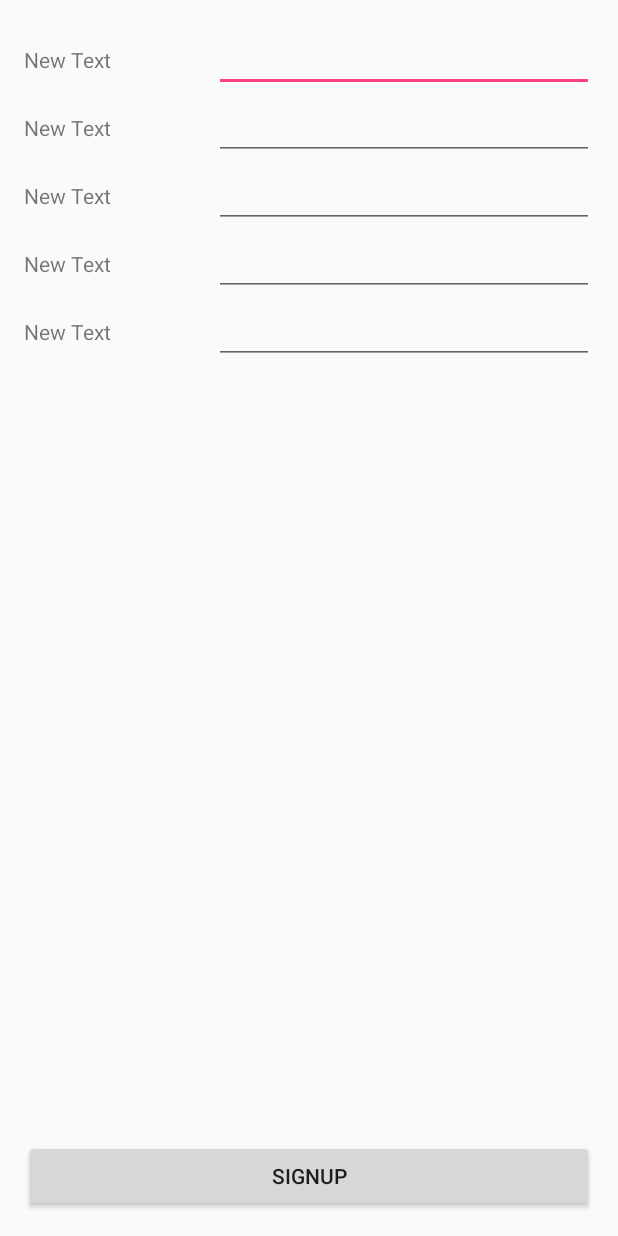
After one commit to wannachatnaja/PJ-Restaurant, an Android app: the SignUpActivity screen opened directly, with no data from a screen before it, on a phone screen of 412 x 824 dp. The commit adds this screen. Run offline under Robolectric (Android 15) with nearby library versions, the phone set to English and light mode, and no system bars.

Commit message:
ออกแบบ signup finish

```diff
--- a/app/src/main/AndroidManifest.xml
+++ b/app/src/main/AndroidManifest.xml
@@ -17,6 +17,8 @@
                 <category android:name="android.intent.category.LAUNCHER" />
             </intent-filter>
         </activity>
+        <activity android:name=".OrderActivity" />
+        <activity android:name=".SignUpActivity"></activity>
     </application>
 
 </manifest>
--- a/app/src/main/java/poompunk/wannachat/kru/pjrestaurant/MainActivity.java
+++ b/app/src/main/java/poompunk/wannachat/kru/pjrestaurant/MainActivity.java
@@ -1,5 +1,6 @@
 package poompunk.wannachat.kru.pjrestaurant;
 
+import android.content.Intent;
 import android.database.sqlite.SQLiteDatabase;
 import android.os.StrictMode;
 import android.support.v7.app.AppCompatActivity;
@@ -51,6 +52,11 @@ public class MainActivity extends AppCompatActivity {
 
     }//main method
 
+    public void clickSignupmain(View view) {
+        startActivity(new Intent(this,SignUpActivity.class));
+    }
+
+
     private void bindWidget() {
         userEditText = (EditText) findViewById(R.id.editText);
         passwordEditText = (EditText) findViewById(R.id.editText2);
@@ -80,7 +86,10 @@ public class MainActivity extends AppCompatActivity {
             String[] resultStrings = myManage.searchUser(userString);
             if (passwordString.equals(resultStrings[2])) {
                 //passture
-
+                Intent intent = new Intent(MainActivity.this, OrderActivity.class);
+                intent.putExtra("Result", resultStrings);
+                startActivity(intent);
+                finish();
             } else {
                 //passFalse
                 MyAlert myAlert = new MyAlert();
--- /dev/null
+++ b/app/src/main/java/poompunk/wannachat/kru/pjrestaurant/OrderActivity.java
@@ -0,0 +1,13 @@
+package poompunk.wannachat.kru.pjrestaurant;
+
+import android.support.v7.app.AppCompatActivity;
+import android.os.Bundle;
+
+public class OrderActivity extends AppCompatActivity {
+
+    @Override
+    protected void onCreate(Bundle savedInstanceState) {
+        super.onCreate(savedInstanceState);
+        setContentView(R.layout.activity_order);
+    }
+}
--- /dev/null
+++ b/app/src/main/java/poompunk/wannachat/kru/pjrestaurant/SignUpActivity.java
@@ -0,0 +1,66 @@
+package poompunk.wannachat.kru.pjrestaurant;
+
+import android.support.v7.app.AppCompatActivity;
+import android.os.Bundle;
+import android.view.View;
+import android.widget.EditText;
+
+public class SignUpActivity extends AppCompatActivity {
+
+    //Ex
+    private EditText userEditText, passwordEditText, nameEditText,
+            addressEditText, telEditText;
+    private String userString, passwordString, nameString,
+            addressString, telString;
+
+
+    @Override
+    protected void onCreate(Bundle savedInstanceState) {
+        super.onCreate(savedInstanceState);
+        setContentView(R.layout.activity_sign_up);
+
+        //bind widget
+        bindwidget();
+
+    }//mian method
+
+    private void bindwidget() {
+        userEditText = (EditText) findViewById(R.id.editText3);
+        passwordEditText = (EditText) findViewById(R.id.editText4);
+        nameEditText = (EditText) findViewById(R.id.editText5);
+        addressEditText = (EditText) findViewById(R.id.editText6);
+        telEditText = (EditText) findViewById(R.id.editText7);
+
+    }
+
+
+    public void clicksSignUpSign(View view) {
+
+        userString = userEditText.getText().toString().trim();
+        passwordString = passwordEditText.getText().toString().trim();
+        nameString = nameEditText.getText().toString().trim();
+        addressString = addressEditText.getText().toString().trim();
+        telString = telEditText.getText().toString().trim();
+        //check space
+        if (checkSpace()) {
+            //have space
+        } else {
+            //no space
+        }
+
+
+    }//clicksign
+
+    private boolean checkSpace() {
+
+        boolean bolResult = true;
+
+        bolResult = userString.equals("") ||
+                passwordString.equals("") ||
+                nameString.equals("") ||
+                addressString.equals("") ||
+                telString.equals("");
+
+        return bolResult;
+    }
+}//main class
--- a/app/src/main/res/layout/activity_main.xml
+++ b/app/src/main/res/layout/activity_main.xml
@@ -43,7 +43,8 @@
             android:layout_height="wrap_content"
             android:text="signup"
             android:id="@+id/button"
-            android:layout_weight="1" />
+            android:layout_weight="1"
+            android:onClick="clickSignupmain" />
 
         <Button
             android:layout_width="wrap_content"
--- /dev/null
+++ b/app/src/main/res/layout/activity_order.xml
@@ -0,0 +1,12 @@
+<?xml version="1.0" encoding="utf-8"?>
+<RelativeLayout xmlns:android="http://schemas.android.com/apk/res/android"
+    xmlns:tools="http://schemas.android.com/tools"
+    android:layout_width="match_parent"
+    android:layout_height="match_parent"
+    android:paddingBottom="@dimen/activity_vertical_margin"
+    android:paddingLeft="@dimen/activity_horizontal_margin"
+    android:paddingRight="@dimen/activity_horizontal_margin"
+    android:paddingTop="@dimen/activity_vertical_margin"
+    tools:context="poompunk.wannachat.kru.pjrestaurant.OrderActivity">
+
+</RelativeLayout>
--- /dev/null
+++ b/app/src/main/res/layout/activity_sign_up.xml
@@ -0,0 +1,121 @@
+<?xml version="1.0" encoding="utf-8"?>
+<RelativeLayout xmlns:android="http://schemas.android.com/apk/res/android"
+    xmlns:tools="http://schemas.android.com/tools"
+    android:layout_width="match_parent"
+    android:layout_height="match_parent"
+    android:paddingBottom="@dimen/activity_vertical_margin"
+    android:paddingLeft="@dimen/activity_horizontal_margin"
+    android:paddingRight="@dimen/activity_horizontal_margin"
+    android:paddingTop="@dimen/activity_vertical_margin"
+    tools:context="poompunk.wannachat.kru.pjrestaurant.SignUpActivity">
+
+    <LinearLayout
+        android:orientation="vertical"
+        android:layout_width="match_parent"
+        android:layout_height="match_parent">
+
+        <LinearLayout
+            android:orientation="horizontal"
+            android:layout_width="match_parent"
+            android:layout_height="wrap_content">
+
+            <TextView
+                android:layout_width="0dp"
+                android:layout_height="wrap_content"
+                android:text="New Text"
+                android:id="@+id/textView"
+                android:layout_weight="1" />
+
+            <EditText
+                android:layout_width="0dp"
+                android:layout_height="wrap_content"
+                android:id="@+id/editText3"
+                android:layout_weight="2" />
+        </LinearLayout>
+
+        <LinearLayout
+            android:orientation="horizontal"
+            android:layout_width="match_parent"
+            android:layout_height="wrap_content" >
+
+            <TextView
+                android:layout_width="0dp"
+                android:layout_height="wrap_content"
+                android:text="New Text"
+                android:id="@+id/textView2"
+                android:layout_weight="1" />
+
+            <EditText
+                android:layout_width="0dp"
+                android:layout_height="wrap_content"
+                android:id="@+id/editText4"
+                android:layout_weight="2" />
+        </LinearLayout>
+
+        <LinearLayout
+            android:orientation="horizontal"
+            android:layout_width="match_parent"
+            android:layout_height="wrap_content" >
+
+            <TextView
+                android:layout_width="0dp"
+                android:layout_height="wrap_content"
+                android:text="New Text"
+                android:id="@+id/textView3"
+                android:layout_weight="1" />
+
+            <EditText
+                android:layout_width="0dp"
+                android:layout_height="wrap_content"
+                android:id="@+id/editText5"
+                android:layout_weight="2" />
+        </LinearLayout>
+
+        <LinearLayout
+            android:orientation="horizontal"
+            android:layout_width="match_parent"
+            android:layout_height="wrap_content" >
+
+            <TextView
+                android:layout_width="0dp"
+                android:layout_height="wrap_content"
+                android:text="New Text"
+                android:id="@+id/textView4"
+                android:layout_weight="1" />
+
+            <EditText
+                android:layout_width="0dp"
+                android:layout_height="wrap_content"
+                android:id="@+id/editText6"
+                android:layout_weight="2" />
+        </LinearLayout>
+
+        <LinearLayout
+            android:orientation="horizontal"
+            android:layout_width="match_parent"
+            android:layout_height="wrap_content" >
+
+            <TextView
+                android:layout_width="0dp"
+                android:layout_height="wrap_content"
+                android:text="New Text"
+                android:id="@+id/textView5"
+                android:layout_weight="1" />
+
+            <EditText
+                android:layout_width="0dp"
+                android:layout_height="wrap_content"
+                android:id="@+id/editText7"
+                android:layout_weight="2" />
+        </LinearLayout>
+    </LinearLayout>
+
+    <Button
+        android:layout_width="match_parent"
+        android:layout_height="wrap_content"
+        android:text="SignUp"
+        android:id="@+id/button3"
+        android:layout_alignParentBottom="true"
+        android:onClick="clicksSignUpSign" />
+
+</RelativeLayout>
```
